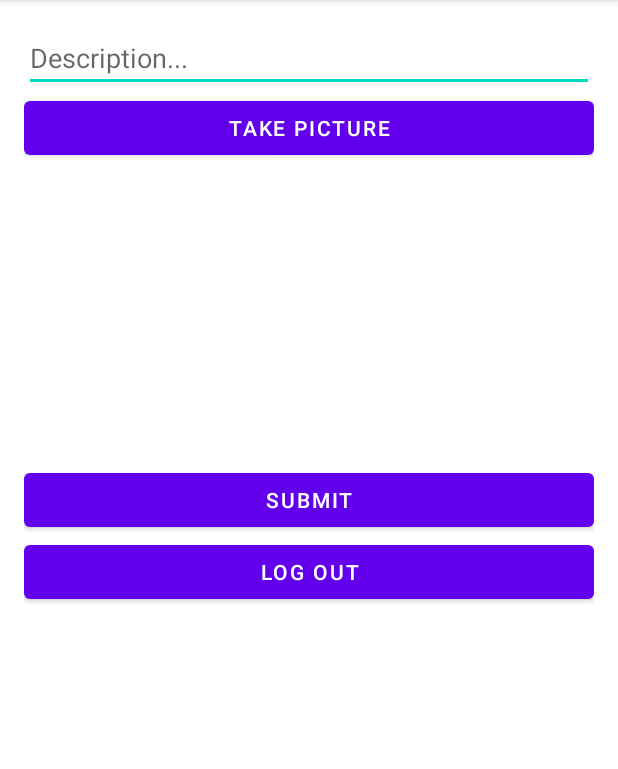
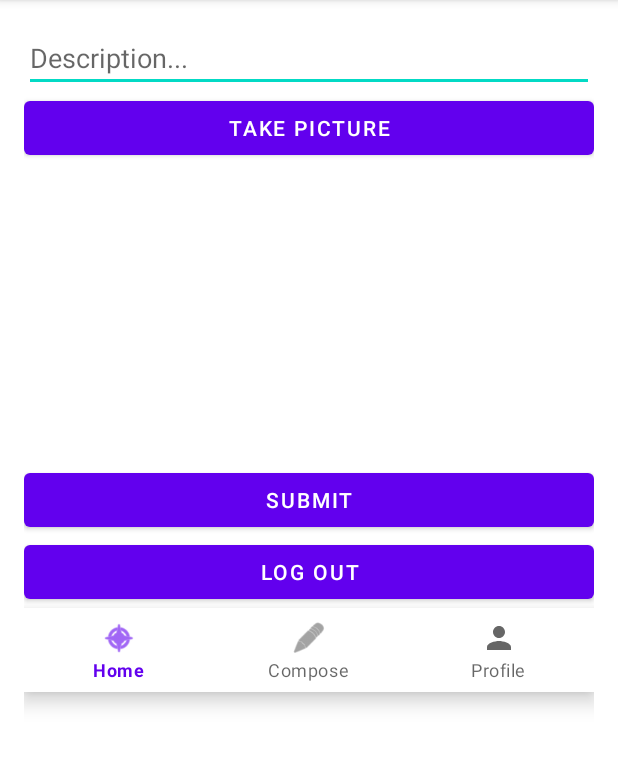
Before and after one commit to DaniDoesDev/ParstagramA, an Android app: the MainActivity screen opened directly, with no data from a screen before it, on a phone screen of 412 x 824 dp, the part 84-853 px from its top. Run offline under Robolectric (Android 15) with nearby library versions, the phone set to English and light mode, and no system bars; libraries missing offline, so code that uses them is left out: com.parse.

Commit message:
Bottom navigation view added

```diff
--- a/app/build.gradle
+++ b/app/build.gradle
@@ -38,4 +38,7 @@ dependencies {
     androidTestImplementation 'androidx.test.espresso:espresso-core:3.3.0'
 
     implementation "com.github.parse-community.Parse-SDK-Android:parse:1.18.5"
+
+    implementation "androidx.appcompat:appcompat:${appCompatVersion}"
+    implementation "com.google.android.material:material:${designSupportVersion}"
 }
--- /dev/null
+++ b/app/src/main/res/drawable/ic_baseline_person_24.xml
@@ -0,0 +1,10 @@
+<vector xmlns:android="http://schemas.android.com/apk/res/android"
+    android:width="24dp"
+    android:height="24dp"
+    android:viewportWidth="24"
+    android:viewportHeight="24"
+    android:tint="?attr/colorControlNormal">
+  <path
+      android:fillColor="@android:color/white"
+      android:pathData="M12,12c2.21,0 4,-1.79 4,-4s-1.79,-4 -4,-4 -4,1.79 -4,4 1.79,4 4,4zM12,14c-2.67,0 -8,1.34 -8,4v2h16v-2c0,-2.66 -5.33,-4 -8,-4z"/>
+</vector>
--- a/app/src/main/res/layout/activity_main.xml
+++ b/app/src/main/res/layout/activity_main.xml
@@ -40,4 +40,11 @@
         android:layout_height="wrap_content"
         android:text="Log out" />
 
+    <com.google.android.material.bottomnavigation.BottomNavigationView
+        android:id="@+id/bottomNavigation"
+        android:layout_width="match_parent"
+        android:layout_height="wrap_content"
+        android:layout_alignParentBottom="true"
+        app:menu="@menu/menu_bottom_navigation" />
+
 </LinearLayout>
--- /dev/null
+++ b/app/src/main/res/menu/menu_bottom_navigation.xml
@@ -0,0 +1,20 @@
+<?xml version="1.0" encoding="utf-8"?>
+<menu xmlns:app="http://schemas.android.com/apk/res-auto"
+    xmlns:android="http://schemas.android.com/apk/res/android">
+
+    <item
+        android:id="@+id/action_home"
+        android:icon="@android:drawable/ic_menu_compass"
+        android:title="Home"
+        app:showAsAction="always" />
+    <item
+        android:id="@+id/action_compose"
+        android:icon="@android:drawable/ic_menu_edit"
+        android:title="Compose"
+        app:showAsAction="always" />
+    <item
+        android:id="@+id/action_profile"
+        android:icon="@drawable/ic_baseline_person_24"
+        android:title="Profile"
+        app:showAsAction="always" />
+</menu>
--- a/build.gradle
+++ b/build.gradle
@@ -23,3 +23,8 @@ allprojects {
 task clean(type: Delete) {
     delete rootProject.buildDir
 }
+
+ext {
+    appCompatVersion = '1.0.0'
+    designSupportVersion = '1.0.0'
+}
```
Also changed, not shown: app/src/main/java/com/example/parstagrama/MainActivity.java (+26 -0 lines).
